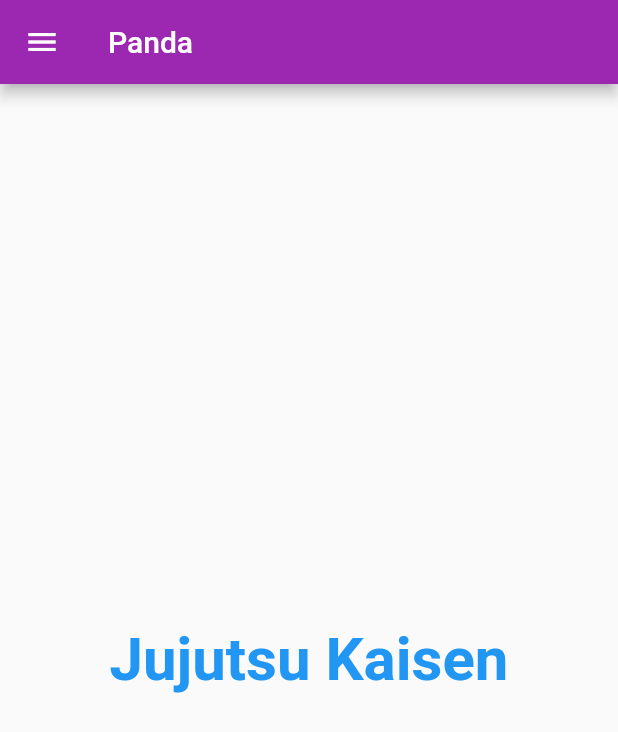
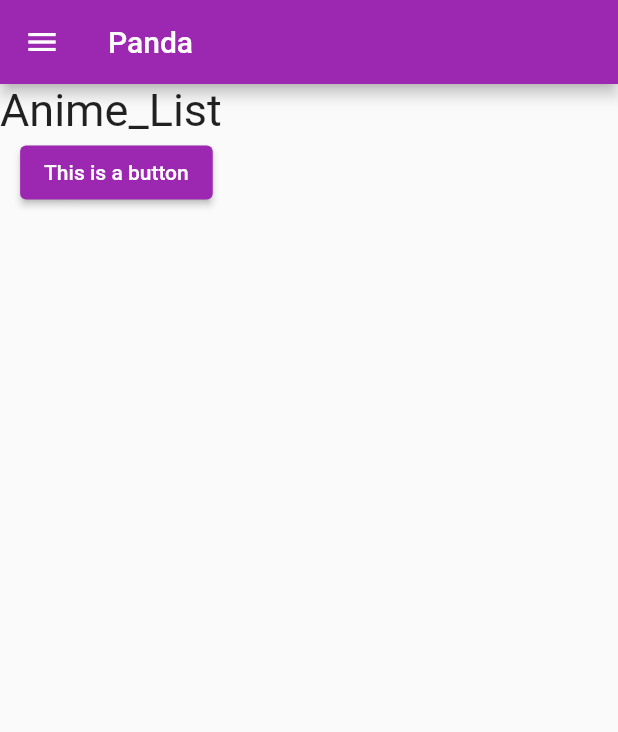
Before and after one commit to Grey-Rabbit002/Flutter, a Flutter app: the screen it shows after launch, on a phone screen of 412 x 824 dp. Shown: the top 732 px of the screen. Run offline on Flutter 3.47's test engine with Material 2 defaults, Android fonts, the phone set to English and light mode, and no system bars.

Commit message:
Quiz_Application

```diff
--- a/application_01/lib/homepage.dart
+++ b/application_01/lib/homepage.dart
@@ -6,26 +6,29 @@
 }
 
 class Home extends StatelessWidget {
-  // const Home({super.key});
-
-  // const Home({super.key});
+  void printText() {
+    print("this is debug console text ");
+  }
 
   @override
   Widget build(BuildContext context) {
     return Scaffold(
-      appBar: AppBar(title: Text("Panda")),
+      appBar: AppBar(title: const Text("Panda")),
       drawer: const Drawer(),
-      body: Center(
-          child: Container(
-        child: const Text(
-          "Jujutsu Kaisen",
-          style: TextStyle(
-            fontSize: 40,
-            color: Colors.blue,
-            fontWeight: FontWeight.bold,
+      body: Column(
+        children: [
+          const Text(
+            "Anime_List ",
+            style: TextStyle(fontSize: 30),
           ),
-        ),
-      )),
+          ElevatedButton(
+              onPressed: () {
+                print(
+                    "debug text"); //this is achieved by anonymous function and also we can do by defining our function pointer as printText...
+              },
+              child: const Text("This is a button")),
+        ],
+      ),
     );
   }
 }
--- a/application_01/lib/main.dart
+++ b/application_01/lib/main.dart
@@ -13,7 +13,6 @@
   // MyApp(Home home);
 
   // const MyApp({super.key});
-
   @override
   Widget build(BuildContext context) {
     return MaterialApp(
--- /dev/null
+++ b/application_01/lib/notes.txt
@@ -0,0 +1,9 @@
+dart widgets may be visible like textfield,text,image...and some may be hidden like container,row
+
+working with onpressed methods for dart in order to connect to other components is important so as to get an idea on how to click button and do some functioning.
+
+
+---------> we passs a pointer to a function and not its value /..
+
+if we wish to update data of a widget then by stateful widget it cannot be achieved as its internal state that is data it contains cannot be changed...
+we achieve this functionality by using stateful widgets...
--- /dev/null
+++ b/quiz_app/lib/main.dart
@@ -0,0 +1,89 @@
+import 'package:flutter/material.dart';
+import 'package:quiz_app/quiz.dart';
+import 'package:quiz_app/result.dart';
+
+void main() {
+  runApp(Myapp());
+}
+
+class Myapp extends StatefulWidget {
+  @override
+  State<StatefulWidget> createState() {
+    return MyappState();
+  }
+}
+
+class MyappState extends State<Myapp> {
+  @override
+  var questions = [
+    {
+      'questionText':
+          'How often do you share your  feelings with friends or relatives?',
+      'answers': [
+        {'text': "Never", 'score': 5},
+        {'text': "Twice a week", 'score': 13},
+        {'text': "once a day", 'score': 20},
+        {'text': "twice a month", 'score': 8}
+      ]
+    },
+    {
+      'questionText': 'How often do you do kind things for others?',
+      'answers': [
+        {'text': "Never", 'score': 5},
+        {'text': "Twice a week", 'score': 13},
+        {'text': "once a day", 'score': 20},
+        {'text': "twice a month", 'score': 8}
+      ]
+    },
+    {
+      'questionText': 'How much time do you spend on social media per day?',
+      'answers': [
+        {'text': "Less than 2 hrs", 'score': 20},
+        {'text': "2 to 4 hrs", 'score': 15},
+        {'text': "4 to 6 hrs", 'score': 10},
+        {'text': "more than 6 hrs", 'score': 3}
+      ]
+    },
+    {
+      'questionText':
+          'I feel that my life is meaningful (i.e. has an important quality or purpose).',
+      'answers': [
+        {'text': "Never feel this way", 'score': 5},
+        {'text': "rarely feel this way", 'score': 8},
+        {'text': "often feel this way", 'score': 15},
+        {'text': "sometimes feel this way", 'score': 10}
+      ]
+    },
+  ];
+  var questionIndex = 0;
+  var totalscore = 0;
+  void answerQuestion(int score) {
+    setState(() {
+      if (questionIndex < questions.length) {
+        questionIndex += 1;
+      }
+      totalscore += score;
+    });
+    print(questionIndex);
+  }
+
+  void resetQuiz() {
+    setState(() {
+      questionIndex = 0;
+      totalscore = 0;
+    });
+  }
+
+  Widget build(BuildContext context) {
+    return MaterialApp(
+      home: Scaffold(
+          appBar: AppBar(
+            title: const Text("Happiness Quiz"),
+          ),
+          body: questionIndex < questions.length
+              ? Quiz(questions, answerQuestion, questionIndex)
+              : Result(totalscore, resetQuiz)),
+      theme: ThemeData(primarySwatch: Colors.blue),
+    );
+  }
+}
```
Also changed, not shown: quiz_app/analysis_options.yaml (added, +29 -0 lines), quiz_app/lib/answer.dart (added, +19 -0 lines), quiz_app/lib/question.dart (added, +23 -0 lines), quiz_app/lib/quiz.dart (added, +28 -0 lines), quiz_app/lib/result.dart (added, +37 -0 lines), quiz_app/pubspec.yaml (added, +91 -0 lines), quiz_app/pubspec.lock (added), 113 other files.
